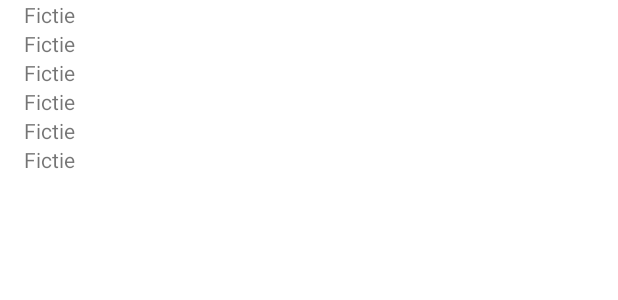
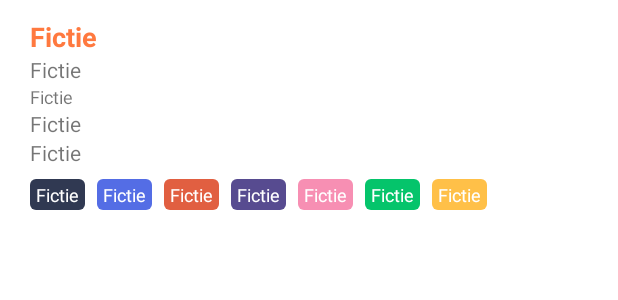
Before and after one commit to MorphTuple/Fictie, an Android app: the layout layout_row_search_fic.xml on its own in the app's theme, with its tools: preview values and no code run, on a phone screen of 412 x 824 dp. Shown: the top 300 px of the screen. Run offline under Robolectric (Android 15) with nearby library versions, the light colour scheme and no system bars; network calls fail.

Commit message:
Parse AO3 search stats, added breadcrumbs

```diff
--- a/app/build.gradle
+++ b/app/build.gradle
@@ -53,6 +53,7 @@ dependencies {
     implementation "androidx.lifecycle:lifecycle-viewmodel-ktx:2.5.0-rc01"
     implementation "androidx.fragment:fragment-ktx:1.4.1"
     implementation "androidx.recyclerview:recyclerview:1.2.1"
+    implementation 'com.google.android.flexbox:flexbox:3.0.0'
 
 
     testImplementation 'junit:junit:4.13.2'
--- /dev/null
+++ b/app/src/main/java/io/morphtuple/fictie/Extensions.kt
@@ -0,0 +1,3 @@
+package io.morphtuple.fictie
+
+public fun Int?.toCommaString() = "%,d".format(this)
--- /dev/null
+++ b/app/src/main/res/drawable/shape_rounded.xml
@@ -0,0 +1,9 @@
+<?xml version="1.0" encoding="utf-8"?>
+<layer-list xmlns:android="http://schemas.android.com/apk/res/android">
+    <item>
+        <shape android:shape="rectangle">
+            <solid android:color="@color/white" />
+            <corners android:radius="4dp" />
+        </shape>
+    </item>
+</layer-list>
--- a/app/src/main/res/layout/layout_row_search_fic.xml
+++ b/app/src/main/res/layout/layout_row_search_fic.xml
@@ -1,20 +1,25 @@
 <?xml version="1.0" encoding="utf-8"?>
 <FrameLayout xmlns:android="http://schemas.android.com/apk/res/android"
+    xmlns:app="http://schemas.android.com/apk/res-auto"
     android:layout_width="match_parent"
     android:layout_height="wrap_content"
     android:gravity="center_vertical"
-    android:paddingHorizontal="@dimen/d_padding_margin_x">
+    android:paddingHorizontal="@dimen/d_padding_margin_xh">
 
     <LinearLayout
         android:layout_width="match_parent"
         android:layout_height="wrap_content"
-        android:orientation="vertical">
+        android:orientation="vertical"
+        android:paddingVertical="@dimen/d_padding_margin_h">
 
         <TextView
             android:id="@+id/titleTv"
             android:layout_width="wrap_content"
             android:layout_height="wrap_content"
-            android:text="@string/app_name" />
+            android:text="@string/app_name"
+            android:textColor="?attr/colorPrimary"
+            android:textSize="18sp"
+            android:textStyle="bold" />
 
         <TextView
             android:id="@+id/authorTv"
@@ -23,16 +28,11 @@
             android:text="@string/app_name" />
 
         <TextView
-            android:id="@+id/charactersTv"
-            android:layout_width="wrap_content"
-            android:layout_height="wrap_content"
-            android:text="@string/app_name" />
-
-        <TextView
             android:id="@+id/tagsTv"
             android:layout_width="wrap_content"
             android:layout_height="wrap_content"
-            android:text="@string/app_name" />
+            android:text="@string/app_name"
+            android:textSize="12sp" />
 
         <TextView
             android:id="@+id/fandomsTv"
@@ -46,6 +46,47 @@
             android:layout_height="wrap_content"
             android:text="@string/app_name" />
 
+        <com.google.android.flexbox.FlexboxLayout
+            android:layout_width="match_parent"
+            android:layout_height="wrap_content"
+            app:flexWrap="wrap">
+
+            <TextView
+                android:id="@+id/languageTv"
+                style="@style/breadCrumbTv"
+                android:backgroundTint="@color/rp_gray" />
+
+            <TextView
+                android:id="@+id/wordsTv"
+                style="@style/breadCrumbTv"
+                android:backgroundTint="@color/rp_blue" />
+
+            <TextView
+                android:id="@+id/chapters_tv"
+                style="@style/breadCrumbTv"
+                android:backgroundTint="@color/rp_red" />
+
+            <TextView
+                android:id="@+id/commentCountTv"
+                style="@style/breadCrumbTv"
+                android:backgroundTint="@color/rp_purple" />
+
+            <TextView
+                android:id="@+id/kudosCountTv"
+                style="@style/breadCrumbTv"
+                android:backgroundTint="@color/rp_pink" />
+
+            <TextView
+                android:id="@+id/bookmarkCountTv"
+                style="@style/breadCrumbTv"
+                android:backgroundTint="@color/sw_green" />
+
+            <TextView
+                android:id="@+id/hitsTv"
+                style="@style/breadCrumbTv"
+                android:backgroundTint="@color/sw_yellow" />
+
+        </com.google.android.flexbox.FlexboxLayout>
     </LinearLayout>
 
 </FrameLayout>
--- a/app/src/main/res/values-night/themes.xml
+++ b/app/src/main/res/values-night/themes.xml
@@ -2,8 +2,8 @@
     <!-- Base application theme. -->
     <style name="Theme.Fictie" parent="Theme.MaterialComponents.DayNight.NoActionBar">
         <!-- Primary brand color. -->
-        <item name="colorPrimary">@color/purple_200</item>
-        <item name="colorPrimaryVariant">@color/purple_700</item>
+        <item name="colorPrimary">#ff793f</item>
+        <item name="colorPrimaryVariant">#cd6133</item>
         <item name="colorOnPrimary">@color/black</item>
         <!-- Secondary brand color. -->
         <item name="colorSecondary">@color/teal_200</item>
--- a/app/src/main/res/values/colors.xml
+++ b/app/src/main/res/values/colors.xml
@@ -7,4 +7,24 @@
     <color name="teal_700">#FF018786</color>
     <color name="black">#FF000000</color>
     <color name="white">#FFFFFFFF</color>
+
+    <color name="sp_purple">#706fd3</color>
+    <color name="sp_blue">#34ace0</color>
+    <color name="sp_green">#33d9b2</color>
+    <color name="sp_pink">#f78fb3</color>
+    <color name="sp_red">#ff5252</color>
+    <color name="sp_yellow">#ffb142</color>
+
+    <color name="rp_peach">#f19066</color>
+    <color name="rp_yellow">#f5cd79</color>
+    <color name="rp_blue">#546de5</color>
+    <color name="rp_red">#e15f41</color>
+    <color name="rp_rose">#c44569</color>
+    <color name="rp_gray">#303952</color>
+
+    <color name="rp_purple">#574b90</color>
+    <color name="rp_pink">#f78fb3</color>
+
+    <color name="sw_green">#05c46b</color>
+    <color name="sw_yellow">#ffc048</color>
 </resources>
--- /dev/null
+++ b/app/src/main/res/values/styles.xml
@@ -0,0 +1,17 @@
+<?xml version="1.0" encoding="utf-8"?>
+<resources>
+    <style name="breadCrumbTv">
+        <item name="android:layout_marginTop">@dimen/d_padding_margin</item>
+        <item name="android:layout_marginEnd">@dimen/d_padding_margin</item>
+        <item name="android:background">@drawable/shape_rounded</item>
+        <item name="android:paddingStart">@dimen/d_padding_margin_small</item>
+        <item name="android:paddingEnd">@dimen/d_padding_margin_small</item>
+        <item name="android:paddingTop">@dimen/d_padding_margin_small_x</item>
+        <item name="android:paddingBottom">@dimen/d_padding_margin_small_x</item>
+        <item name="android:text">@string/app_name</item>
+        <item name="android:textColor">@color/white</item>
+        <item name="android:textSize">12sp</item>
+        <item name="android:layout_width">wrap_content</item>
+        <item name="android:layout_height">wrap_content</item>
+    </style>
+</resources>
--- a/app/src/main/res/values/themes.xml
+++ b/app/src/main/res/values/themes.xml
@@ -2,8 +2,8 @@
     <!-- Base application theme. -->
     <style name="Theme.Fictie" parent="Theme.MaterialComponents.DayNight.NoActionBar">
         <!-- Primary brand color. -->
-        <item name="colorPrimary">@color/purple_500</item>
-        <item name="colorPrimaryVariant">@color/purple_700</item>
+        <item name="colorPrimary">#ff793f</item>
+        <item name="colorPrimaryVariant">#cd6133</item>
         <item name="colorOnPrimary">@color/white</item>
         <!-- Secondary brand color. -->
         <item name="colorSecondary">@color/teal_200</item>
```
Also changed, not shown: app/src/main/java/io/morphtuple/fictie/fragments/SearchFragment.kt (+30 -7 lines), app/src/main/java/io/morphtuple/fictie/models/PartialFic.kt (+9 -1 lines), app/src/main/java/io/morphtuple/fictie/services/AO3Service.kt (+20 -1 lines).
